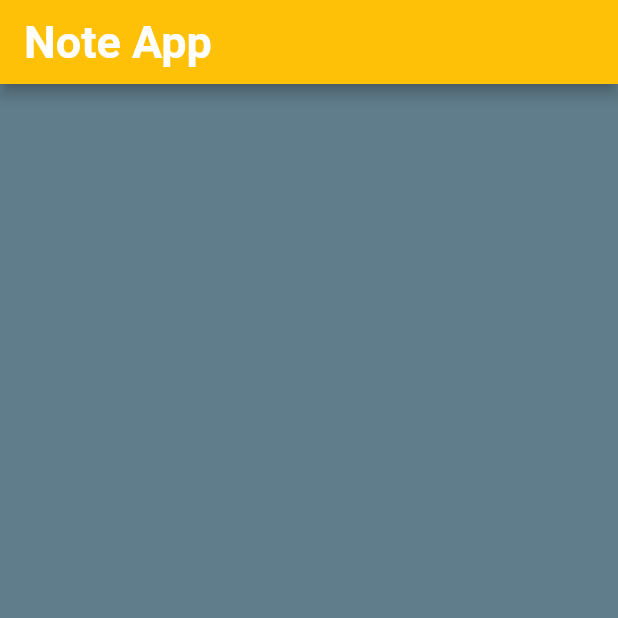
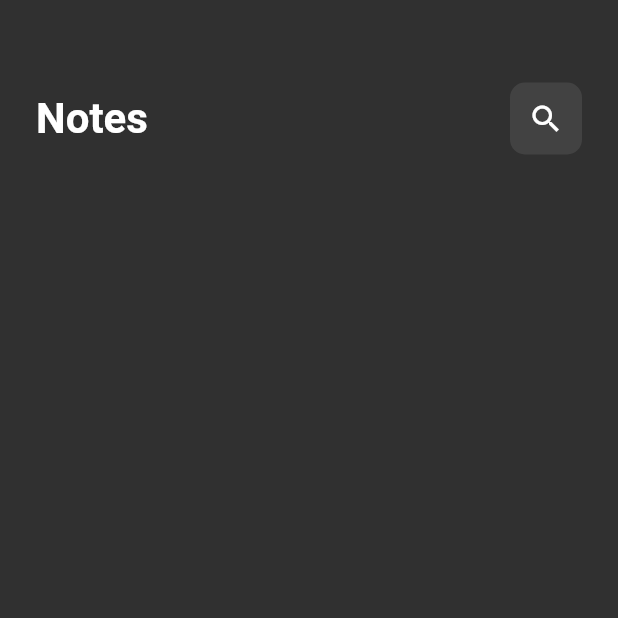
Before and after one commit to abanoubgmousa/note_app, a Flutter app: the screen it shows after launch, on a phone screen of 412 x 824 dp, the top half of it. Run offline on Flutter 3.47's test engine with Material 2 defaults, Android fonts, the phone set to English and light mode, and no system bars.

Commit message:
custom app bar and custom view

```diff
--- /dev/null
+++ b/lib/conponants/app_bar_widget.dart
@@ -0,0 +1,20 @@
+import 'package:flutter/material.dart';
+import 'package:note_app/conponants/custom_search_icon.dart';
+
+class AppBarWidget extends StatelessWidget {
+  const AppBarWidget({super.key});
+
+  @override
+  Widget build(BuildContext context) {
+    return const Row(
+      mainAxisAlignment: MainAxisAlignment.spaceBetween,
+      children: [
+        Text(
+          "Notes",
+          style: TextStyle(fontSize: 28, fontWeight: FontWeight.bold),
+        ),
+        CustomSearchIcon()
+      ],
+    );
+  }
+}
--- /dev/null
+++ b/lib/conponants/body_widget.dart
@@ -0,0 +1,16 @@
+import 'package:flutter/material.dart';
+import 'package:note_app/conponants/app_bar_widget.dart';
+
+class BodyWidget extends StatelessWidget {
+  const BodyWidget({super.key});
+
+  @override
+  Widget build(BuildContext context) {
+    return Container(
+      margin: const EdgeInsets.symmetric(horizontal: 24, vertical: 5),
+      child: const Column(
+        children: [SizedBox(height: 50), AppBarWidget()],
+      ),
+    );
+  }
+}
--- /dev/null
+++ b/lib/conponants/custom_search_icon.dart
@@ -0,0 +1,13 @@
+import 'package:flutter/material.dart';
+
+class CustomSearchIcon extends StatelessWidget {
+  const CustomSearchIcon({super.key});
+
+  @override
+  Widget build(BuildContext context) {
+    return Container(
+        decoration: BoxDecoration(
+            color: Colors.grey[800], borderRadius: BorderRadius.circular(10)),
+        child: IconButton(onPressed: () {}, icon: const Icon(Icons.search)));
+  }
+}
--- a/lib/root_app/root_app.dart
+++ b/lib/root_app/root_app.dart
@@ -8,10 +8,7 @@ class Rootapp extends StatelessWidget {
   Widget build(BuildContext context) {
     return MaterialApp(
       debugShowCheckedModeBanner: false,
-      theme: ThemeData(
-          brightness: Brightness.dark,
-          scaffoldBackgroundColor: Colors.blueGrey,
-          appBarTheme: const AppBarTheme(backgroundColor: Colors.amber)),
+      theme: ThemeData(brightness: Brightness.dark),
       home: const HomeScreen(),
     );
   }
--- a/lib/screens/home_screen.dart
+++ b/lib/screens/home_screen.dart
@@ -1,17 +1,13 @@
 import 'package:flutter/material.dart';
+import 'package:note_app/conponants/body_widget.dart';
 
 class HomeScreen extends StatelessWidget {
   const HomeScreen({super.key});
 
   @override
   Widget build(BuildContext context) {
-    return Scaffold(
-      appBar: AppBar(
-        title: Text(
-          "Note App",
-          style: TextStyle(fontSize: 30, fontWeight: FontWeight.bold),
-        ),
-      ),
+    return const Scaffold(
+      body: BodyWidget(),
     );
   }
 }
```
